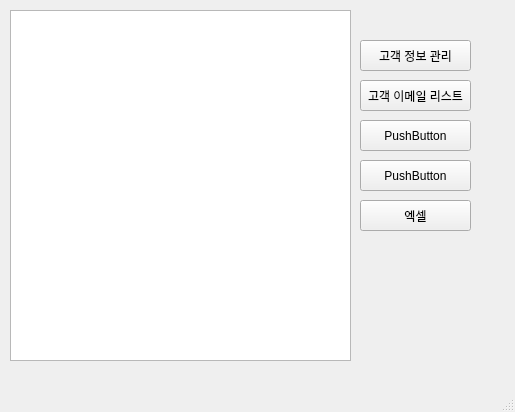
This is python_work/pythonProject/mainwindow.ui in huni0420/AI_4th_Class as Qt 5 draws it before an edit. The edited form follows.
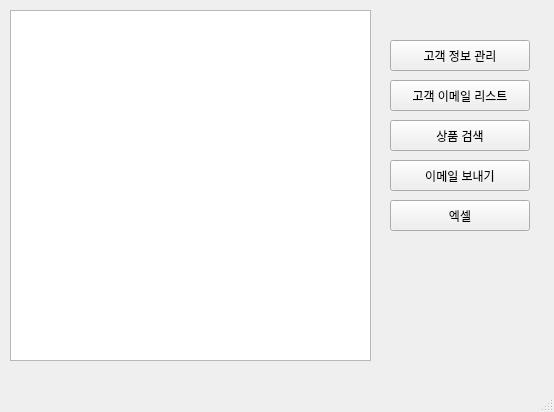
This is the edited form.

What changed in the file:
```diff
--- a/python_work/pythonProject/mainwindow.ui
+++ b/python_work/pythonProject/mainwindow.ui
@@ -6,7 +6,7 @@
    <rect>
     <x>0</x>
     <y>0</y>
-    <width>515</width>
+    <width>554</width>
     <height>412</height>
    </rect>
   </property>
@@ -17,9 +17,9 @@
    <widget class="QPushButton" name="pushButton">
     <property name="geometry">
      <rect>
-      <x>360</x>
+      <x>390</x>
       <y>40</y>
-      <width>111</width>
+      <width>140</width>
       <height>31</height>
      </rect>
     </property>
@@ -30,9 +30,9 @@
    <widget class="QPushButton" name="pushButton_2">
     <property name="geometry">
      <rect>
-      <x>360</x>
+      <x>390</x>
       <y>80</y>
-      <width>111</width>
+      <width>140</width>
       <height>31</height>
      </rect>
     </property>
@@ -43,35 +43,35 @@
    <widget class="QPushButton" name="pushButton_3">
     <property name="geometry">
      <rect>
-      <x>360</x>
+      <x>390</x>
       <y>120</y>
-      <width>111</width>
+      <width>140</width>
       <height>31</height>
      </rect>
     </property>
     <property name="text">
-     <string>PushButton</string>
+     <string>상품 검색</string>
     </property>
    </widget>
    <widget class="QPushButton" name="pushButton_4">
     <property name="geometry">
      <rect>
-      <x>360</x>
+      <x>390</x>
       <y>160</y>
-      <width>111</width>
+      <width>140</width>
       <height>31</height>
      </rect>
     </property>
     <property name="text">
-     <string>PushButton</string>
+     <string>이메일 보내기</string>
     </property>
    </widget>
    <widget class="QPushButton" name="pushButton_5">
     <property name="geometry">
      <rect>
-      <x>360</x>
+      <x>390</x>
       <y>200</y>
-      <width>111</width>
+      <width>140</width>
       <height>31</height>
      </rect>
     </property>
@@ -84,7 +84,7 @@
      <rect>
       <x>10</x>
       <y>10</y>
-      <width>341</width>
+      <width>361</width>
       <height>351</height>
      </rect>
     </property>
```
Left out of the diff: 6 changed lines with no effect on the pictures.
